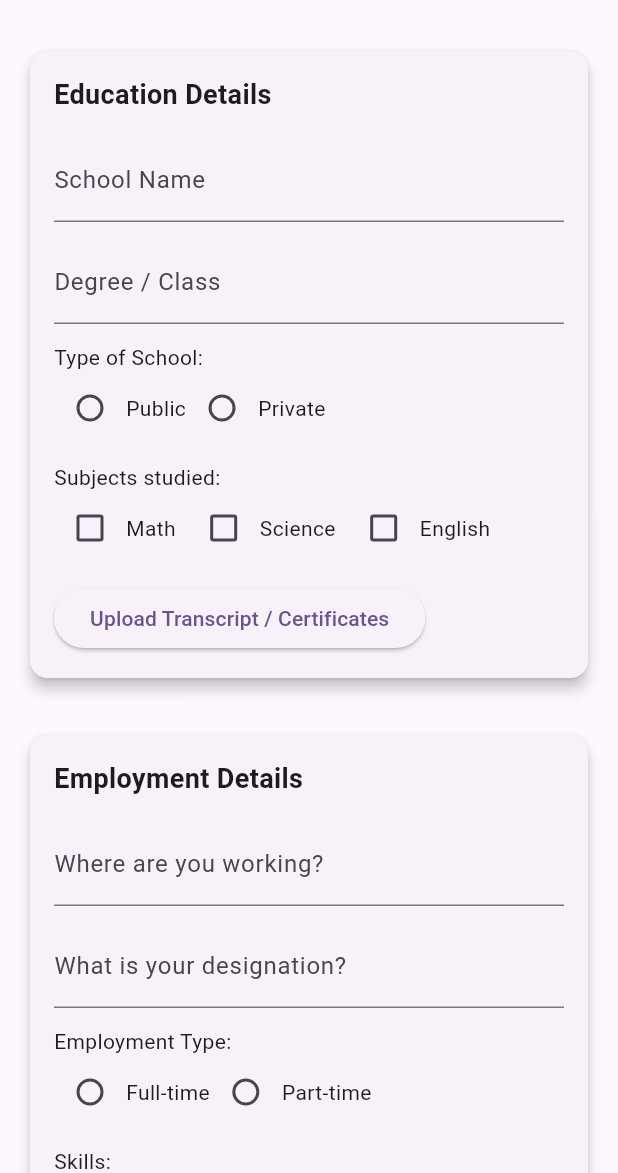
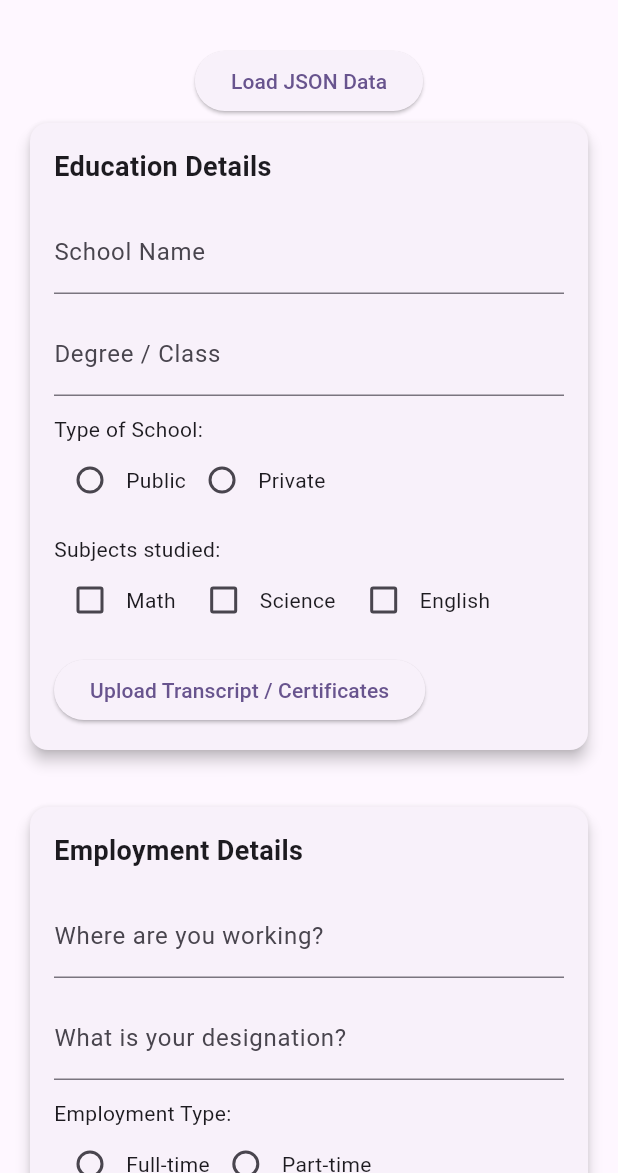
Before and after one commit to bhavyasree2004/sample-project, a Flutter app: the screen it shows after launch, on a phone screen of 412 x 824 dp, the part 63-1236 px from its top. Run offline on Flutter 3.47's test engine with Material 3 defaults, Android fonts, the phone set to English and light mode, and no system bars; our stand-ins replace file_picker, flutter_riverpod.

Commit message:
added fromjson

```diff
--- a/lib/form_providers/education_provider.dart
+++ b/lib/form_providers/education_provider.dart
@@ -78,6 +78,17 @@ class EducationState {
     );
   }
 
+  factory EducationState.fromJson(Map<String, dynamic> json) {
+    return EducationState(
+      schoolName: json['school_name'] ?? '',
+      degree: json['degree'] ?? '',
+      schoolType: json['school_type'] ?? '',
+      subjects: json['subjects'] ?? '',
+      transcriptPath: json['transcript_path'] ?? '',
+      feeDetails: json['fee_details'] ?? '',
+    );
+  }
+
   Map<String, dynamic> toJson() => {
     'school_name': schoolName,
     'degree': degree,
@@ -91,6 +102,10 @@ class EducationState {
 class EducationNotifier extends StateNotifier<EducationState>
     implements FormSection {
   EducationNotifier() : super(EducationState());
+
+  void loadFromJson(Map<String, dynamic> json) {
+    state = EducationState.fromJson(json);
+  }
 
   void setSchoolName(String name) =>
       state = state.copyWith(schoolName: name, clearSchoolNameError: true);
--- a/lib/form_providers/employment_provider.dart
+++ b/lib/form_providers/employment_provider.dart
@@ -78,10 +78,21 @@ class EmploymentState {
     );
   }
 
+  factory EmploymentState.fromJson(Map<String, dynamic> json) {
+    return EmploymentState(
+      company: json['company'] ?? '',
+      designation: json['designation'] ?? '',
+      employmentType: json['employment_type'] ?? '',
+      skills: json['skills'],
+      experienceLetterPath: json['experience_letter_path'] ?? '',
+      duration: json['parttime_duration'] ?? '',
+    );
+  }
+
   Map<String, dynamic> toJson() => {
     'company': company,
     'designation': designation,
-    'employmentType': employmentType,
+    'employment_type': employmentType,
     'skills': skills,
     'experience_letter_path': experienceLetterPath,
     'parttime_duration': duration,
@@ -91,6 +102,10 @@ class EmploymentState {
 class EmploymentNotifier extends StateNotifier<EmploymentState>
     implements FormSection {
   EmploymentNotifier() : super(EmploymentState());
+
+  void loadFromJson(Map<String, dynamic> json) {
+    state = EmploymentState.fromJson(json);
+  }
 
   void setCompany(String name) =>
       state = state.copyWith(company: name, clearCompanyError: true);
--- a/lib/form_providers/validator_provider.dart
+++ b/lib/form_providers/validator_provider.dart
@@ -16,6 +16,17 @@ class FormValidator {
       }
     }
     return isValid;
+  }
+
+  void loadAllFromJson(Map<String, dynamic> json) {
+    for (var section in sections) {
+      if (section is EducationNotifier && json.containsKey('education')) {
+        section.loadFromJson(json['education']);
+      } else if (section is EmploymentNotifier &&
+          json.containsKey('employment')) {
+        section.loadFromJson(json['employment']);
+      }
+    }
   }
 
   Map<String, dynamic> toJson() {
```
Also changed, not shown: lib/ui/form_screen.dart (+29 -0 lines).
